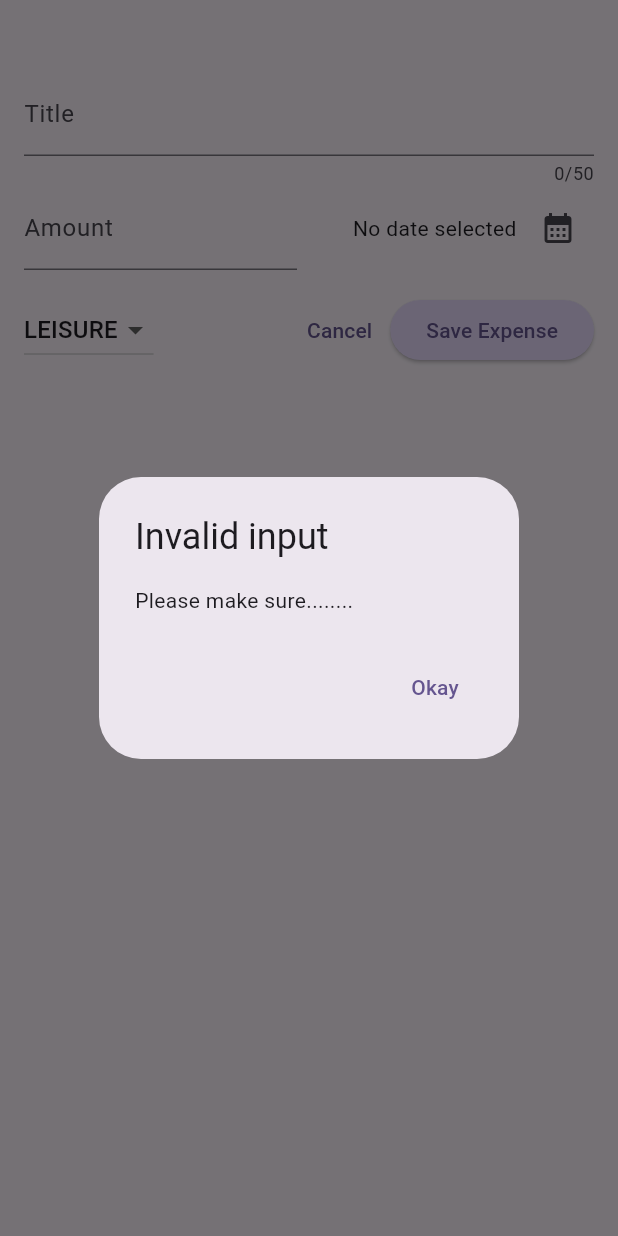
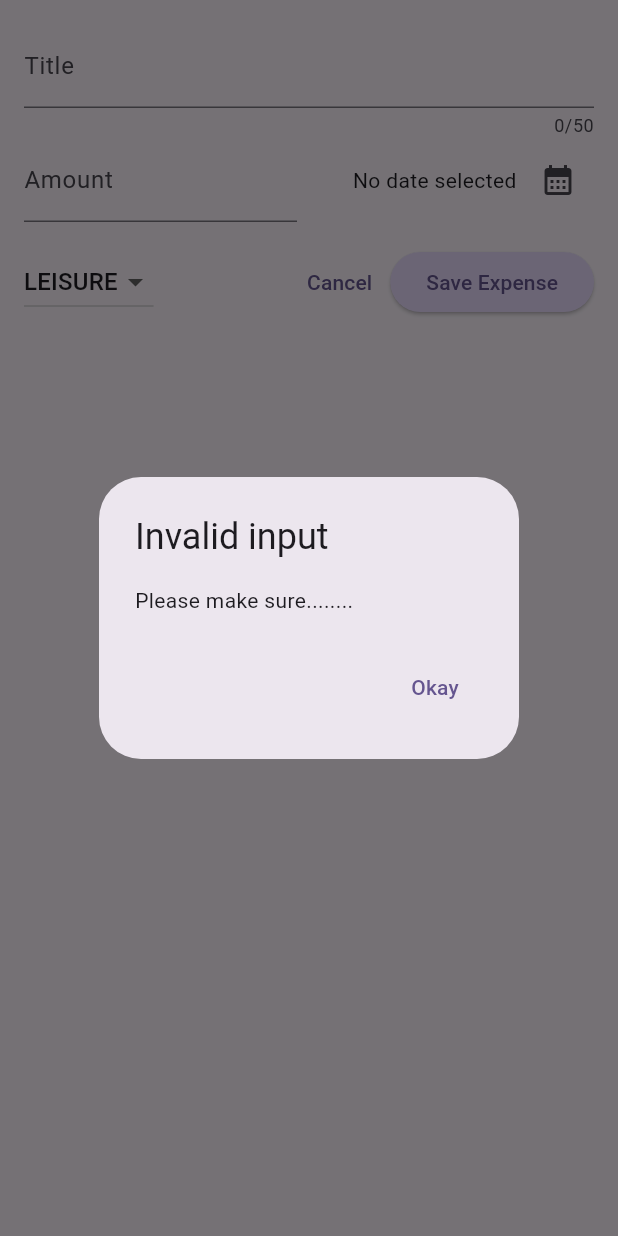
Before and after one commit to ben-lawino/expense_tracker, a Flutter app: the NewExpense widget shown alone on an empty page, opened directly with empty values, after a tap on "Save Expense", on a phone screen of 412 x 824 dp. Run offline on Flutter 3.47's test engine with Material 3 defaults, Android fonts, the phone set to English and light mode, and no system bars.

Commit message:
updated ui code

```diff
--- a/lib/expenses.dart
+++ b/lib/expenses.dart
@@ -29,6 +29,7 @@ class _ExpensesState extends State<Expenses> {
 
   void _openAddExpenseOverlay() {
     showModalBottomSheet(
+      useSafeArea: true,
       isScrollControlled: true,
       context: context,
       builder: (ctx) => NewExpense(onAddExpense: _addExpense),
--- a/lib/widgets/new_expense.dart
+++ b/lib/widgets/new_expense.dart
@@ -1,5 +1,9 @@
+import 'dart:io';
+
 import 'package:expense_tracker/models/expense.dart';
+import 'package:flutter/cupertino.dart';
 import 'package:flutter/material.dart';
+import 'package:flutter/rendering.dart';
 
 class NewExpense extends StatefulWidget {
   final void Function(Expense expense) onAddExpense;
@@ -36,12 +40,25 @@ class _NewExpenseState extends State<NewExpense> {
     });
   }
 
-  void _submitExpenseData() {
-    final enteredAmount = double.tryParse(_amountController.text);
-    final amountIsInvalid = enteredAmount == null || enteredAmount <= 0;
-    if (_titleController.text.trim().isEmpty ||
-        amountIsInvalid ||
-        _selectedDate == null) {
+  void _showDialog() {
+    if (Platform.isIOS) {
+      showCupertinoDialog(
+        context: context,
+        builder:
+            (ctx) => CupertinoAlertDialog(
+              title: Text('Invalid input'),
+              content: Text('Please make sure........'),
+              actions: [
+                TextButton(
+                  onPressed: () {
+                    Navigator.pop(ctx);
+                  },
+                  child: Text('Okay'),
+                ),
+              ],
+            ),
+      );
+    } else {
       showDialog(
         context: context,
         builder:
@@ -58,6 +75,16 @@ class _NewExpenseState extends State<NewExpense> {
               ],
             ),
       );
+    }
+  }
+
+  void _submitExpenseData() {
+    final enteredAmount = double.tryParse(_amountController.text);
+    final amountIsInvalid = enteredAmount == null || enteredAmount <= 0;
+    if (_titleController.text.trim().isEmpty ||
+        amountIsInvalid ||
+        _selectedDate == null) {
+      _showDialog();
       return;
     }
     widget.onAddExpense(
@@ -79,7 +106,7 @@ class _NewExpenseState extends State<NewExpense> {
       height: double.infinity,
       child: SingleChildScrollView(
         child: Padding(
-          padding: EdgeInsets.fromLTRB(16, 48, 16, keyboardSpace + 16),
+          padding: EdgeInsets.fromLTRB(16, 16, 16, keyboardSpace + 16),
           child: Column(
             children: [
               TextField(
```
